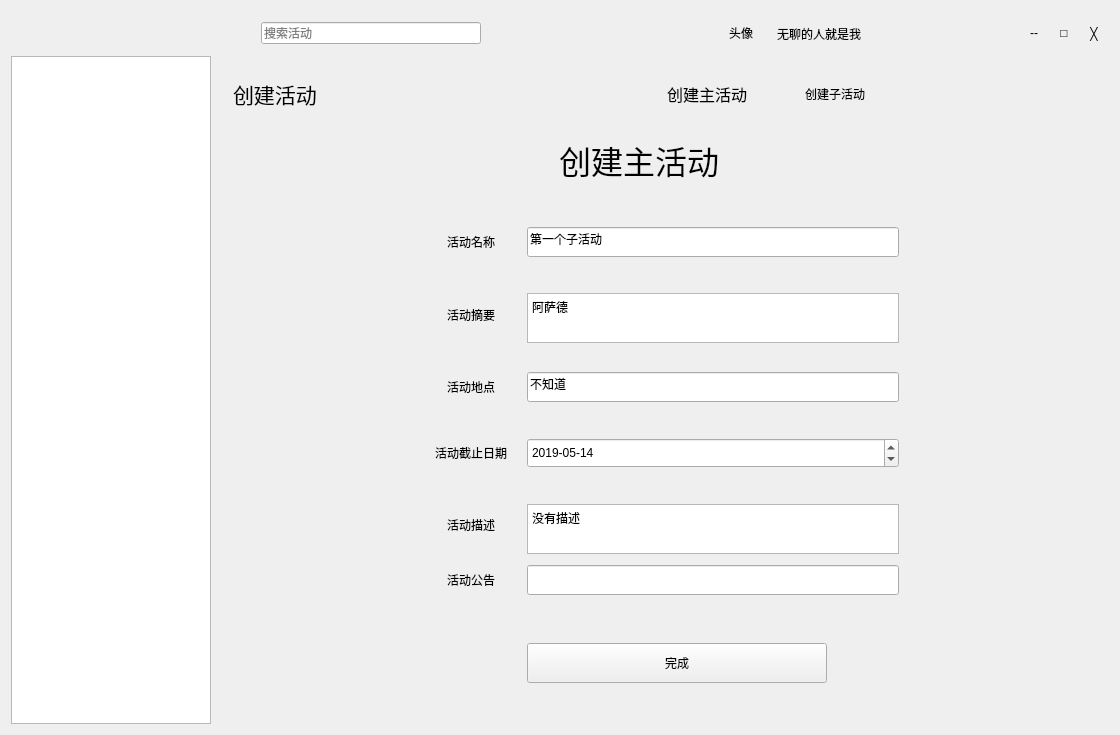
Above: SimapleActivity/mainwidget.ui from NoHearting/SimapleActivity before the change. Below: the same form after it.
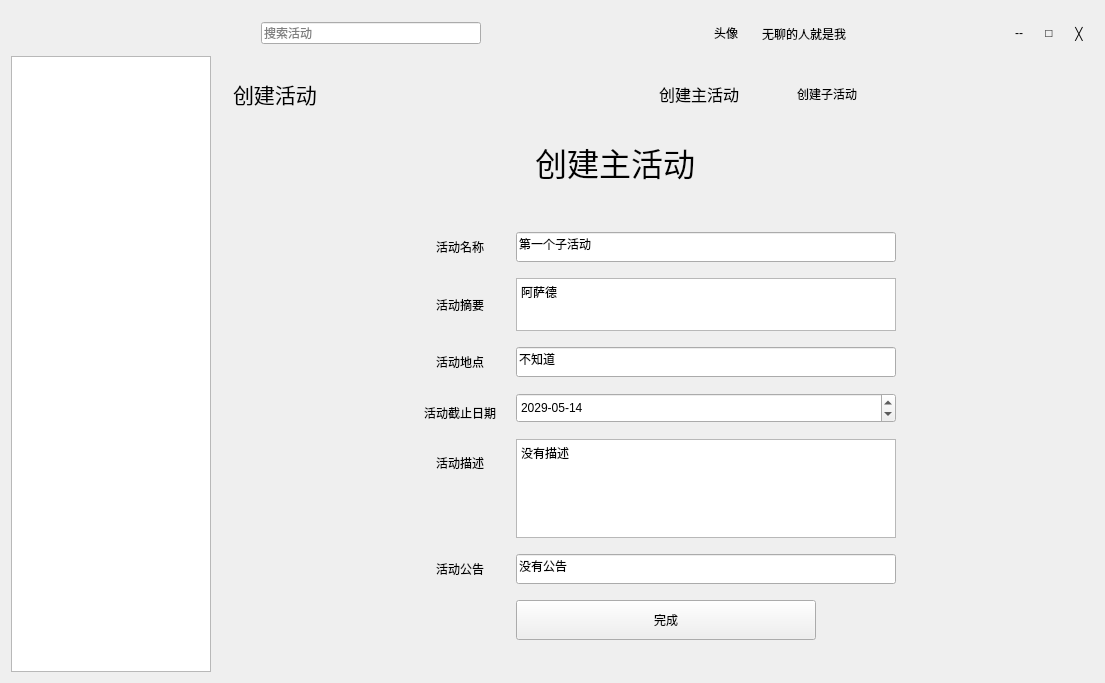
That is the form after the change. The open tabs and pages were chosen to show the change. Icons and pictures are not drawn. Custom widgets are drawn as their Qt base class.

Patch:
```diff
--- a/SimapleActivity/mainwidget.ui
+++ b/SimapleActivity/mainwidget.ui
@@ -6,8 +6,8 @@
    <rect>
     <x>0</x>
     <y>0</y>
-    <width>1120</width>
-    <height>735</height>
+    <width>1105</width>
+    <height>683</height>
    </rect>
   </property>
   <property name="minimumSize">
@@ -962,7 +962,7 @@
                 </property>
                </spacer>
               </item>
-              <item row="0" column="2" colspan="3">
+              <item row="0" column="2" colspan="2">
                <widget class="QLabel" name="label_13">
                 <property name="font">
                  <font>
@@ -978,7 +978,7 @@
                 </property>
                </widget>
               </item>
-              <item row="0" column="5" colspan="3">
+              <item row="0" column="4" colspan="3">
                <spacer name="horizontalSpacer_8">
                 <property name="orientation">
                  <enum>Qt::Horizontal</enum>
@@ -1045,7 +1045,26 @@
                 </property>
                </widget>
               </item>
-              <item row="2" column="7">
+              <item row="2" column="2" colspan="4">
+               <widget class="QLineEdit" name="lineEdit_name">
+                <property name="minimumSize">
+                 <size>
+                  <width>320</width>
+                  <height>30</height>
+                 </size>
+                </property>
+                <property name="maximumSize">
+                 <size>
+                  <width>620</width>
+                  <height>16777215</height>
+                 </size>
+                </property>
+                <property name="text">
+                 <string>第一个子活动</string>
+                </property>
+               </widget>
+              </item>
+              <item row="2" column="6">
                <spacer name="horizontalSpacer_17">
                 <property name="orientation">
                  <enum>Qt::Horizontal</enum>
@@ -1062,7 +1081,7 @@
                </spacer>
               </item>
               <item row="3" column="3">
-               <spacer name="verticalSpacer_6">
+               <spacer name="verticalSpacer">
                 <property name="orientation">
                  <enum>Qt::Vertical</enum>
                 </property>
@@ -1072,7 +1091,7 @@
                 <property name="sizeHint" stdset="0">
                  <size>
                   <width>20</width>
-                  <height>30</height>
+                  <height>10</height>
                  </size>
                 </property>
                </spacer>
@@ -1115,7 +1134,7 @@
                 </property>
                </widget>
               </item>
-              <item row="4" column="2" colspan="5">
+              <item row="4" column="2" colspan="4">
                <widget class="QTextEdit" name="textEdit_abstract">
                 <property name="minimumSize">
                  <size>
@@ -1134,12 +1153,11 @@
 &lt;html&gt;&lt;head&gt;&lt;meta name=&quot;qrichtext&quot; content=&quot;1&quot; /&gt;&lt;style type=&quot;text/css&quot;&gt;
 p, li { white-space: pre-wrap; }
 &lt;/style&gt;&lt;/head&gt;&lt;body style=&quot; font-family:'SimSun'; font-size:9pt; font-weight:400; font-style:normal;&quot;&gt;
-&lt;p style=&quot; margin-top:0px; margin-bottom:0px; margin-left:0px; margin-right:0px; -qt-block-indent:0; text-indent:0px;&quot;&gt;阿萨德&lt;/p&gt;
-&lt;p style=&quot;-qt-paragraph-type:empty; margin-top:0px; margin-bottom:0px; margin-left:0px; margin-right:0px; -qt-block-indent:0; text-indent:0px;&quot;&gt;&lt;br /&gt;&lt;/p&gt;&lt;/body&gt;&lt;/html&gt;</string>
+&lt;p style=&quot; margin-top:0px; margin-bottom:0px; margin-left:0px; margin-right:0px; -qt-block-indent:0; text-indent:0px;&quot;&gt;阿萨德&lt;/p&gt;&lt;/body&gt;&lt;/html&gt;</string>
                 </property>
                </widget>
               </item>
-              <item row="4" column="7">
+              <item row="4" column="6">
                <spacer name="horizontalSpacer_18">
                 <property name="orientation">
                  <enum>Qt::Horizontal</enum>
@@ -1155,8 +1173,8 @@
                 </property>
                </spacer>
               </item>
-              <item row="5" column="4">
-               <spacer name="verticalSpacer_4">
+              <item row="5" column="3">
+               <spacer name="verticalSpacer_2">
                 <property name="orientation">
                  <enum>Qt::Vertical</enum>
                 </property>
@@ -1166,7 +1184,7 @@
                 <property name="sizeHint" stdset="0">
                  <size>
                   <width>20</width>
-                  <height>30</height>
+                  <height>10</height>
                  </size>
                 </property>
                </spacer>
@@ -1209,7 +1227,26 @@
                 </property>
                </widget>
               </item>
-              <item row="6" column="7">
+              <item row="6" column="2" colspan="4">
+               <widget class="QLineEdit" name="lineEdit_address">
+                <property name="minimumSize">
+                 <size>
+                  <width>320</width>
+                  <height>30</height>
+                 </size>
+                </property>
+                <property name="maximumSize">
+                 <size>
+                  <width>620</width>
+                  <height>16777215</height>
+                 </size>
+                </property>
+                <property name="text">
+                 <string>不知道</string>
+                </property>
+               </widget>
+              </item>
+              <item row="6" column="6">
                <spacer name="horizontalSpacer_10">
                 <property name="orientation">
                  <enum>Qt::Horizontal</enum>
@@ -1225,8 +1262,8 @@
                 </property>
                </spacer>
               </item>
-              <item row="7" column="4">
-               <spacer name="verticalSpacer_5">
+              <item row="7" column="3">
+               <spacer name="verticalSpacer_3">
                 <property name="orientation">
                  <enum>Qt::Vertical</enum>
                 </property>
@@ -1236,12 +1273,12 @@
                 <property name="sizeHint" stdset="0">
                  <size>
                   <width>20</width>
-                  <height>30</height>
+                  <height>10</height>
                  </size>
                 </property>
                </spacer>
               </item>
-              <item row="8" column="0">
+              <item row="8" column="0" rowspan="2">
                <spacer name="horizontalSpacer_13">
                 <property name="orientation">
                  <enum>Qt::Horizontal</enum>
@@ -1257,29 +1294,36 @@
                 </property>
                </spacer>
               </item>
-              <item row="8" column="1">
-               <widget class="QLabel" name="label_9">
+              <item row="8" column="2" rowspan="2" colspan="4">
+               <widget class="QDateEdit" name="dateEdit_date">
                 <property name="minimumSize">
                  <size>
-                  <width>100</width>
-                  <height>0</height>
+                  <width>320</width>
+                  <height>30</height>
                  </size>
                 </property>
                 <property name="maximumSize">
                  <size>
-                  <width>100</width>
+                  <width>620</width>
                   <height>16777215</height>
                  </size>
                 </property>
-                <property name="text">
-                 <string>活动截止日期</string>
+                <property name="dateTime">
+                 <datetime>
+                  <hour>0</hour>
+                  <minute>0</minute>
+                  <second>0</second>
+                  <year>2029</year>
+                  <month>5</month>
+                  <day>14</day>
+                 </datetime>
                 </property>
-                <property name="alignment">
-                 <set>Qt::AlignCenter</set>
+                <property name="displayFormat">
+                 <string>yyyy-MM-dd</string>
                 </property>
                </widget>
               </item>
-              <item row="8" column="7">
+              <item row="9" column="6">
                <spacer name="horizontalSpacer_19">
                 <property name="orientation">
                  <enum>Qt::Horizontal</enum>
@@ -1295,8 +1339,8 @@
                 </property>
                </spacer>
               </item>
-              <item row="9" column="4">
-               <spacer name="verticalSpacer_3">
+              <item row="10" column="3">
+               <spacer name="verticalSpacer_4">
                 <property name="orientation">
                  <enum>Qt::Vertical</enum>
                 </property>
@@ -1306,28 +1350,12 @@
                 <property name="sizeHint" stdset="0">
                  <size>
                   <width>20</width>
-                  <height>30</height>
+                  <height>10</height>
                  </size>
                 </property>
                </spacer>
               </item>
-              <item row="10" column="0">
-               <spacer name="horizontalSpacer_14">
-                <property name="orientation">
-                 <enum>Qt::Horizontal</enum>
-                </property>
-                <property name="sizeType">
-                 <enum>QSizePolicy::Fixed</enum>
-                </property>
-                <property name="sizeHint" stdset="0">
-                 <size>
-                  <width>182</width>
-                  <height>20</height>
-                 </size>
-                </property>
-               </spacer>
-              </item>
-              <item row="10" column="1">
+              <item row="11" column="1">
                <widget class="QLabel" name="label_10">
                 <property name="minimumSize">
                  <size>
@@ -1349,7 +1377,7 @@
                 </property>
                </widget>
               </item>
-              <item row="10" column="2" colspan="5">
+              <item row="11" column="2" rowspan="2" colspan="4">
                <widget class="QTextEdit" name="textEdit_decription">
                 <property name="minimumSize">
                  <size>
@@ -1373,7 +1401,7 @@
                 </property>
                </widget>
               </item>
-              <item row="10" column="7">
+              <item row="11" column="6" rowspan="2">
                <spacer name="horizontalSpacer_20">
                 <property name="orientation">
                  <enum>Qt::Horizontal</enum>
@@ -1389,23 +1417,39 @@
                 </property>
                </spacer>
               </item>
-              <item row="11" column="4">
-               <spacer name="verticalSpacer_14">
-                <property name="orientation">
-                 <enum>Qt::Vertical</enum>
-                </property>
-                <property name="sizeType">
-                 <enum>QSizePolicy::Fixed</enum>
-                </property>
-                <property name="sizeHint" stdset="0">
-                 <size>
-                  <width>20</width>
-                  <height>13</height>
-                 </size>
-                </property>
-               </spacer>
-              </item>
               <item row="12" column="0">
+               <spacer name="horizontalSpacer_14">
+                <property name="orientation">
+                 <enum>Qt::Horizontal</enum>
+                </property>
+                <property name="sizeType">
+                 <enum>QSizePolicy::Fixed</enum>
+                </property>
+                <property name="sizeHint" stdset="0">
+                 <size>
+                  <width>182</width>
+                  <height>20</height>
+                 </size>
+                </property>
+               </spacer>
+              </item>
+              <item row="13" column="3">
+               <spacer name="verticalSpacer_5">
+                <property name="orientation">
+                 <enum>Qt::Vertical</enum>
+                </property>
+                <property name="sizeType">
+                 <enum>QSizePolicy::Fixed</enum>
+                </property>
+                <property name="sizeHint" stdset="0">
+                 <size>
+                  <width>20</width>
+                  <height>10</height>
+                 </size>
+                </property>
+               </spacer>
+              </item>
+              <item row="14" column="0">
                <spacer name="horizontalSpacer_35">
                 <property name="orientation">
                  <enum>Qt::Horizontal</enum>
@@ -1421,7 +1465,7 @@
                 </property>
                </spacer>
               </item>
-              <item row="12" column="1">
+              <item row="14" column="1">
                <widget class="QLabel" name="label">
                 <property name="minimumSize">
                  <size>
@@ -1437,7 +1481,7 @@
                 </property>
                </widget>
               </item>
-              <item row="12" column="2" colspan="5">
+              <item row="14" column="2" colspan="4">
                <widget class="QLineEdit" name="lineEdit_notice">
                 <property name="minimumSize">
                  <size>
@@ -1451,9 +1495,12 @@
                   <height>16777215</height>
                  </size>
                 </property>
+                <property name="text">
+                 <string>没有公告</string>
+                </property>
                </widget>
               </item>
-              <item row="12" column="7">
+              <item row="14" column="6">
                <spacer name="horizontalSpacer_36">
                 <property name="orientation">
                  <enum>Qt::Horizontal</enum>
@@ -1469,8 +1516,8 @@
                 </property>
                </spacer>
               </item>
-              <item row="13" column="4">
-               <spacer name="verticalSpacer">
+              <item row="15" column="3">
+               <spacer name="verticalSpacer_6">
                 <property name="orientation">
                  <enum>Qt::Vertical</enum>
                 </property>
@@ -1480,12 +1527,12 @@
                 <property name="sizeHint" stdset="0">
                  <size>
                   <width>20</width>
-                  <height>63</height>
+                  <height>10</height>
                  </size>
                 </property>
                </spacer>
               </item>
-              <item row="14" column="0" colspan="2">
+              <item row="16" column="0" colspan="2">
                <spacer name="horizontalSpacer_11">
                 <property name="orientation">
                  <enum>Qt::Horizontal</enum>
@@ -1501,7 +1548,7 @@
                 </property>
                </spacer>
               </item>
-              <item row="14" column="2" colspan="4">
+              <item row="16" column="2" colspan="3">
                <widget class="QPushButton" name="pushButton_finished">
                 <property name="minimumSize">
                  <size>
@@ -1520,7 +1567,7 @@
                 </property>
                </widget>
               </item>
-              <item row="14" column="6" colspan="2">
+              <item row="16" column="5" colspan="2">
                <spacer name="horizontalSpacer_12">
                 <property name="orientation">
                  <enum>Qt::Horizontal</enum>
@@ -1533,8 +1580,8 @@
                 </property>
                </spacer>
               </item>
-              <item row="15" column="4">
-               <spacer name="verticalSpacer_2">
+              <item row="17" column="3">
+               <spacer name="verticalSpacer_14">
                 <property name="orientation">
                  <enum>Qt::Vertical</enum>
                 </property>
@@ -1544,75 +1591,30 @@
                 <property name="sizeHint" stdset="0">
                  <size>
                   <width>20</width>
-                  <height>20</height>
+                  <height>10</height>
                  </size>
                 </property>
                </spacer>
               </item>
-              <item row="2" column="2" colspan="5">
-               <widget class="QLineEdit" name="lineEdit_name">
+              <item row="9" column="1">
+               <widget class="QLabel" name="label_9">
                 <property name="minimumSize">
                  <size>
-                  <width>320</width>
-                  <height>30</height>
+                  <width>100</width>
+                  <height>0</height>
                  </size>
                 </property>
                 <property name="maximumSize">
                  <size>
-                  <width>620</width>
+                  <width>100</width>
                   <height>16777215</height>
                  </size>
                 </property>
                 <property name="text">
-                 <string>第一个子活动</string>
+                 <string>活动截止日期</string>
                 </property>
-               </widget>
-              </item>
-              <item row="6" column="2" colspan="5">
-               <widget class="QLineEdit" name="lineEdit_address">
-                <property name="minimumSize">
-                 <size>
-                  <width>320</width>
-                  <height>30</height>
-                 </size>
-                </property>
-                <property name="maximumSize">
-                 <size>
-                  <width>620</width>
-                  <height>16777215</height>
-                 </size>
-                </property>
-                <property name="text">
-                 <string>不知道</string>
-                </property>
-               </widget>
-              </item>
-              <item row="8" column="2" colspan="5">
-               <widget class="QDateEdit" name="dateEdit_date">
-                <property name="minimumSize">
-                 <size>
-                  <width>320</width>
-                  <height>30</height>
-                 </size>
-                </property>
-                <property name="maximumSize">
-                 <size>
-                  <width>620</width>
-                  <height>16777215</height>
-                 </size>
-                </property>
-                <property name="dateTime">
-                 <datetime>
-                  <hour>0</hour>
-                  <minute>0</minute>
-                  <second>0</second>
-                  <year>2019</year>
-                  <month>5</month>
-                  <day>14</day>
-                 </datetime>
-                </property>
-                <property name="displayFormat">
-                 <string>yyyy-MM-dd</string>
+                <property name="alignment">
+                 <set>Qt::AlignCenter</set>
                 </property>
                </widget>
               </item>
@@ -2030,6 +2032,12 @@
  </widget>
  <layoutdefault spacing="6" margin="11"/>
  <customwidgets>
+  <customwidget>
+   <class>MyWidgetRegister</class>
+   <extends>QWidget</extends>
+   <header location="global">mywidgetregister.h</header>
+   <container>1</container>
+  </customwidget>
   <customwidget>
    <class>MyStackWidget</class>
    <extends>QStackedWidget</extends>
@@ -2041,12 +2049,6 @@
    <extends>QListWidget</extends>
    <header location="global">mylistwidget.h</header>
   </customwidget>
-  <customwidget>
-   <class>MyWidgetRegister</class>
-   <extends>QWidget</extends>
-   <header location="global">mywidgetregister.h</header>
-   <container>1</container>
-  </customwidget>
  </customwidgets>
  <resources>
   <include location="imagelogin.qrc"/>
```
Left out of the diff: 188 changed lines with no effect on the pictures.
